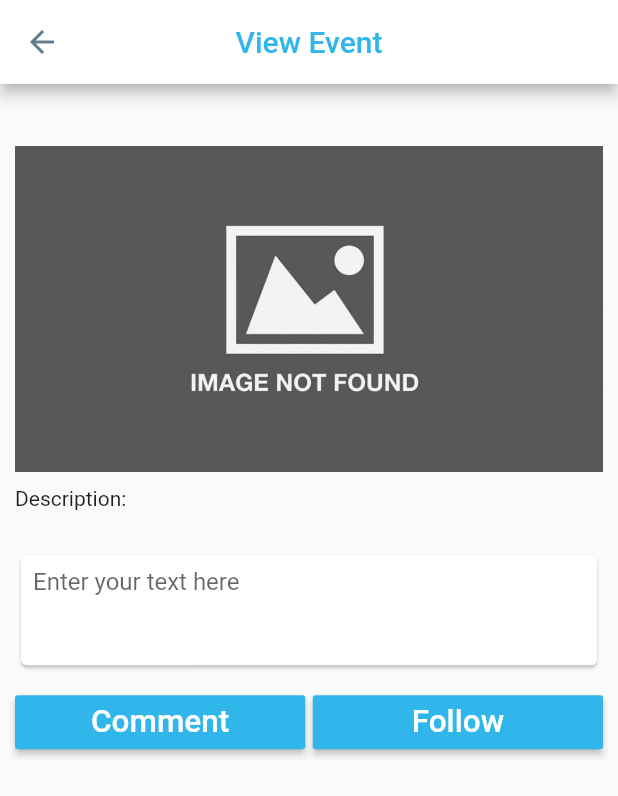
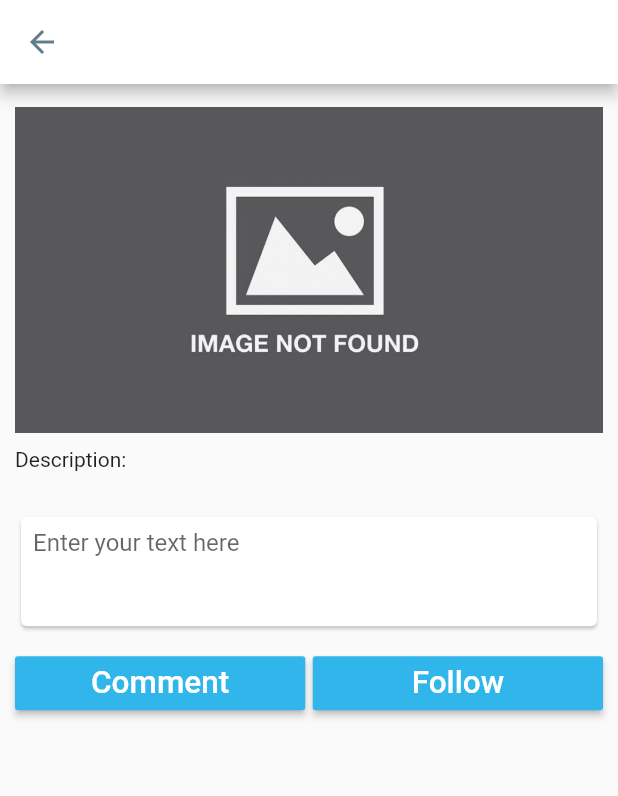
Before and after one commit to ChicoState/SceneAlert, a Flutter app: the MarkerDetail screen opened directly with empty values, on a phone screen of 412 x 824 dp. Shown: the top 796 px of the screen. Run offline on Flutter 3.47's test engine with Material 2 defaults, Android fonts, the phone set to English and light mode, and no system bars; our stand-ins replace flutter_secure_storage, geolocator, google_maps_flutter; accounts and stored records are empty.

Commit message:
Changing marker detail title

```diff
--- a/scene_alert/lib/map.dart
+++ b/scene_alert/lib/map.dart
@@ -236,12 +236,6 @@ class CrimeMapState extends State<CrimeMap> with TickerProviderStateMixin {
             Marker(
               markerId: MarkerId( i.toString() ),
               position: LatLng( double.parse(json[i][4]), double.parse(json[i][3]) ),
-              /*
-              infoWindow: InfoWindow(
-                title: json[i][0],  // Incident Report name
-                snippet: json[i][2],  // Reported by what agency
-              ),
-              */
               icon: marker,
               onTap: () {
                 Navigator.push(context, MaterialPageRoute(builder: (context){
--- a/scene_alert/lib/markerDetail.dart
+++ b/scene_alert/lib/markerDetail.dart
@@ -31,7 +31,8 @@ class MarkerState extends State<MarkerDetail> {
         child: Scaffold(
           appBar: AppBar(
             centerTitle: true,
-            title: Text("View Event"),
+            //title: Text("View Event"),
+            title: Text( myjson[0].toString() ),
             leading: IconButton(
                 icon: Icon(Icons.arrow_back),
                 onPressed: () {
@@ -43,14 +44,6 @@ class MarkerState extends State<MarkerDetail> {
             padding: EdgeInsets.only(top: 10.0, left: 10.0, right: 10.0),
             child: ListView(
               children: <Widget>[
-                //event title
-                Padding(
-                  padding: EdgeInsets.only(bottom: 5.0),
-                  child: Text(
-                    myjson[0].toString(),
-                    style: TextStyle(fontSize: 18.0),
-                    ),
-                ),
                 //Image
                 Padding(
                   padding: EdgeInsets.only(top: 5.0, bottom: 5.0),
```
